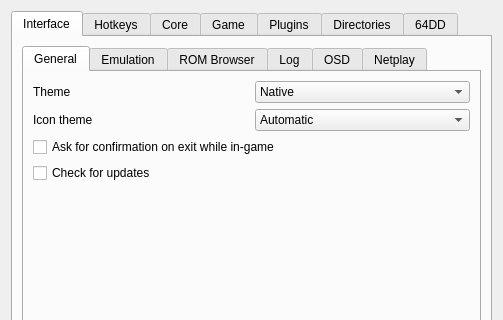
Rosalie241/RMG, file Source/RMG/UserInterface/Dialog/SettingsDialog.ui: the form before one commit; both pictures show x 0 to 503 and y 0 to 320 of the 503 by 668 pixel window.
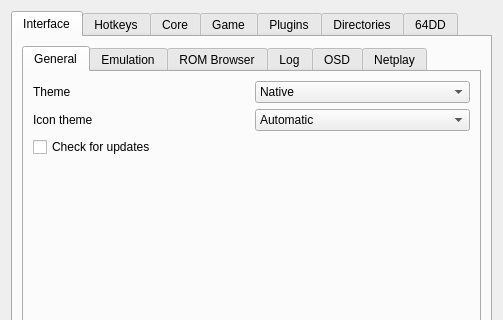
The form after the commit. Icons and pictures are not drawn. Custom widgets are drawn as their Qt base class.

Commit message: RMG: move 'Ask for confirmation on exit' setting to the emulation tab

Diff of the .ui file:
```diff
--- a/Source/RMG/UserInterface/Dialog/SettingsDialog.ui
+++ b/Source/RMG/UserInterface/Dialog/SettingsDialog.ui
@@ -116,13 +116,6 @@
                  </item>
                 </layout>
                </item>
-               <item>
-                <widget class="QCheckBox" name="confirmExitWhileInGameCheckBox">
-                 <property name="text">
-                  <string>Ask for confirmation on exit while in-game</string>
-                 </property>
-                </widget>
-               </item>
                <item>
                 <widget class="QCheckBox" name="checkForUpdatesCheckBox">
                  <property name="text">
@@ -234,6 +227,13 @@
                  </property>
                 </widget>
                </item>
+               <item>
+                <widget class="QCheckBox" name="confirmExitWhileInGameCheckBox">
+                 <property name="text">
+                  <string>Ask for confirmation on exit</string>
+                 </property>
+                </widget>
+               </item>
                <item>
                 <layout class="QHBoxLayout" name="horizontalLayout_17">
                  <item>
```
The commit also changes 1 other file.
